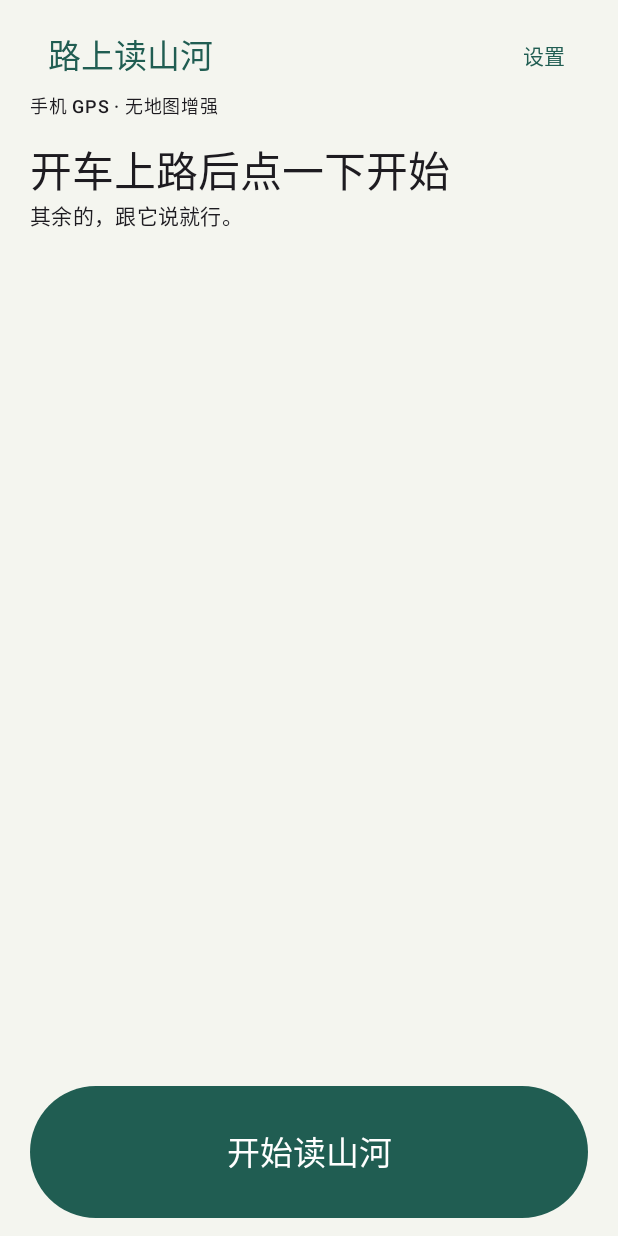
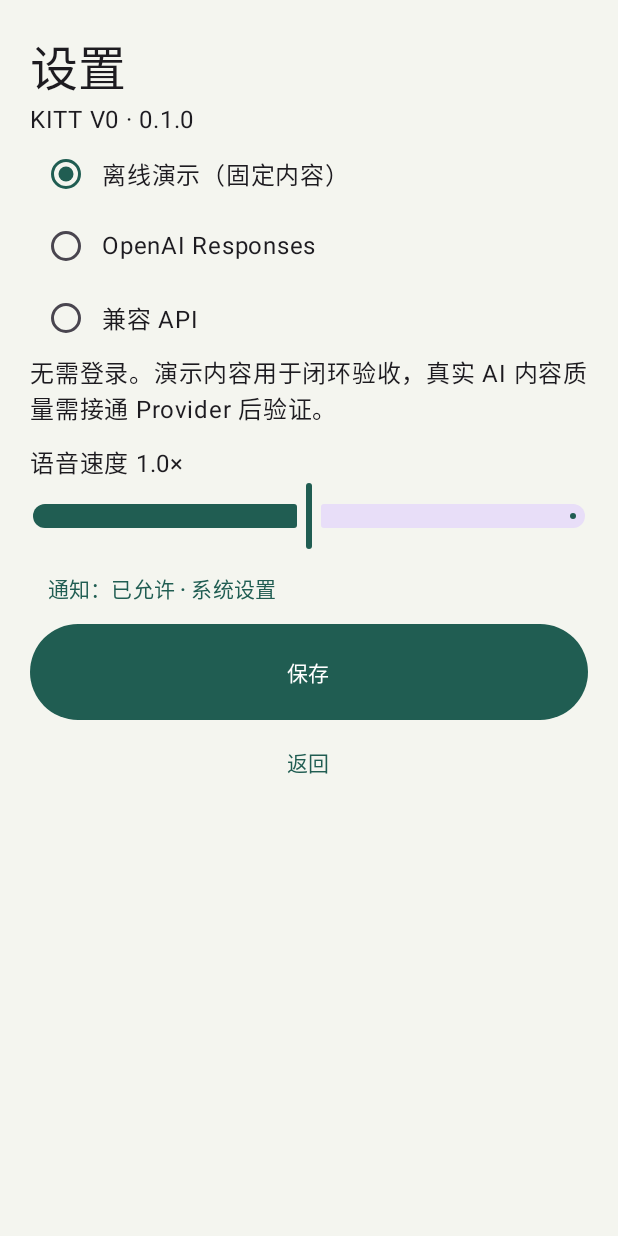
Before and after one commit to shimao1115/KITT, an Android app built with Jetpack Compose: the screen it shows after launch (MainActivity), after a tap on "设置", on a phone screen of 412 x 824 dp. Run offline under Robolectric (Android 15) with nearby library versions, the phone set to English and light mode, and no system bars.

Commit message:
D9: add provider controls and encrypted on-device credentials

```diff
--- a/app/src/main/AndroidManifest.xml
+++ b/app/src/main/AndroidManifest.xml
@@ -10,7 +10,7 @@
         <intent><action android:name="android.speech.RecognitionService" /></intent>
         <intent><action android:name="android.intent.action.TTS_SERVICE" /></intent>
     </queries>
-    <application android:name=".KittApp" android:theme="@style/AppTheme" android:label="路上读山河" android:allowBackup="false" android:supportsRtl="true">
+    <application android:name=".KittApp" android:theme="@style/AppTheme" android:label="路上读山河" android:icon="@drawable/ic_launcher" android:allowBackup="false" android:dataExtractionRules="@xml/data_extraction_rules" android:supportsRtl="true">
         <service android:name=".JourneyService" android:exported="false" android:foregroundServiceType="location" />
         <activity android:name=".MainActivity" android:exported="true">
             <intent-filter>
--- a/app/src/main/java/com/kitt/reader/KittRuntime.kt
+++ b/app/src/main/java/com/kitt/reader/KittRuntime.kt
@@ -10,6 +10,7 @@ class KittRuntime(private val context: Context, injectedVoice: VoicePort? = null
     val revision = mutableIntStateOf(0)
     val voice: VoicePort = injectedVoice ?: AndroidVoice(context)
     val store = TripStore(context)
+    val settings = SettingsStore(context)
     var recovery = store.recovery(); private set
     var resumeRequested = false
     val journey = Journey(System::currentTimeMillis, voice) {
@@ -17,18 +18,19 @@ class KittRuntime(private val context: Context, injectedVoice: VoicePort? = null
         checkpointIfChanged()
     }
     val pipeline = ContextPipeline()
-    var config = ProviderConfig()
+    var config = settings.read()
     val loop = DirectorLoop(journey, pipeline, scope, System::currentTimeMillis, {
         if (config.kind == ProviderKind.FAKE) FakeProvider() else ApiProvider(config)
     }) { Log.w("KITT", it) }
-    var simulation = false
-    var acceleration = 1.0
+    var simulation = settings.simulation
+    var acceleration = settings.acceleration
     var source: LocationSource? = null; private set
     var sourceNotice = ""; private set
     var summary: TripSummary? = null; private set
     private var ticker: Job? = null
     private var lastCheckpoint = ""
     var notificationChanged: (() -> Unit)? = null
+    init { (voice as? AndroidVoice)?.speechRate = settings.speechRate }
     val sourceLabel: String get() = if (simulation) "成都→绵阳 · 粗粒度模拟 / 80 km/h / ${acceleration.toInt()}×（非导航级）${sourceNotice}" else "手机 GPS · ${sourceNotice.ifBlank { "无地图增强" }}"
     fun start() {
         val saved = if (resumeRequested) recovery else null
@@ -61,12 +63,17 @@ class KittRuntime(private val context: Context, injectedVoice: VoicePort? = null
         notificationChanged?.invoke()
     }
     fun end() {
+        if (!journey.running && recovery == null) { stopSources(); return }
         if (journey.running) summary = journey.end()
         else recovery?.let { summary = TripSummary(it.started, System.currentTimeMillis(), it.destination, it.topics, 0) }
         stopSources(); recovery = null; resumeRequested = false
         summary?.let { store.finish(it) }; store.clearRecovery(); revision.intValue++
     }
     fun dismissSummary() { summary = null; revision.intValue++ }
+    fun developer(simulated: Boolean = simulation, speed: Double = acceleration) {
+        if (journey.running) return
+        simulation = simulated; acceleration = speed; settings.developer(simulation, acceleration); revision.intValue++
+    }
     fun checkpoint() { store.checkpoint(journey, simulation, acceleration, (source as? SimulatedLocationSource)?.travelMs ?: 0L) }
     private fun checkpointIfChanged() {
         // Ticks/GPS do not write a raw track. Only intent, quiet and topic summaries change this key.
--- a/app/src/main/java/com/kitt/reader/MainActivity.kt
+++ b/app/src/main/java/com/kitt/reader/MainActivity.kt
@@ -2,6 +2,7 @@ package com.kitt.reader
 
 import android.Manifest
 import android.content.Intent
+import android.provider.Settings
 import android.content.pm.PackageManager
 import android.os.Build
 import android.os.Bundle
@@ -16,6 +17,7 @@ import androidx.compose.runtime.*
 import androidx.compose.ui.Modifier
 import androidx.compose.ui.graphics.Color
 import androidx.core.content.ContextCompat
+import androidx.core.app.NotificationManagerCompat
 
 class MainActivity : ComponentActivity() {
     private val runtime get() = (application as KittApp).runtime
@@ -51,13 +53,22 @@ class MainActivity : ComponentActivity() {
         setContent {
             val r = runtime.revision.intValue
             var developer by remember { mutableStateOf(false) }; var taps by remember { mutableIntStateOf(0) }
+            var settings by remember { mutableStateOf(false) }
+            var unavailableSettings by remember { mutableStateOf(false) }
             MaterialTheme(colorScheme = if (isSystemInDarkTheme()) darkColorScheme(primary = Color(0xFF9BD2C0)) else
                 lightColorScheme(primary = Color(0xFF205D52), surface = Color(0xFFF4F5EF))) {
                 Surface(Modifier.fillMaxSize()) {
                     val summary = runtime.summary
-                    if (summary != null) EndScreen(summary, runtime.store, runtime::dismissSummary)
-                    else DrivingScreen(runtime.journey, runtime.sourceLabel, ::startJourney, runtime.loop::speak,
-                        ::endJourney, {}, { taps++; if (taps >= 5) { developer = true; taps = 0 } })
+                    if (settings) SettingsScreen(runtime, NotificationManagerCompat.from(this).areNotificationsEnabled(), {
+                        startActivity(Intent(Settings.ACTION_APP_NOTIFICATION_SETTINGS).putExtra(Settings.EXTRA_APP_PACKAGE, packageName))
+                    }, { settings = false })
+                    else if (summary != null) EndScreen(summary, runtime.store, runtime::dismissSummary)
+                    else DrivingScreen(runtime.journey, (if (runtime.config.kind == ProviderKind.FAKE) "离线演示 · " else "") + runtime.sourceLabel,
+                        ::startJourney, runtime.loop::speak, ::endJourney,
+                        { if (runtime.journey.running) unavailableSettings = true else settings = true },
+                        { taps++; if (taps >= 5) { developer = true; taps = 0 } })
+                    if (unavailableSettings) AlertDialog(onDismissRequest = { unavailableSettings = false },
+                        title = { Text("请结束旅程后调整设置") }, confirmButton = { TextButton({ unavailableSettings = false }) { Text("知道了") } })
                     if (runtime.recovery != null) AlertDialog(onDismissRequest = {}, title = { Text("继续刚才的旅程？") },
                         text = { Text("恢复旅程意图和临时偏好；从当前现场重新判断。") },
                         confirmButton = { TextButton({ runtime.resumeRequested = true; startJourney() }) { Text("继续") } },
@@ -65,8 +76,8 @@ class MainActivity : ComponentActivity() {
                     if (developer) AlertDialog(onDismissRequest = { developer = false }, title = { Text("开发模拟 · 非导航级") }, text = {
                         Column {
                             Text("成都→德阳→绵阳粗粒度 fixture；只替换位置来源。请先结束当前旅程，再切换。")
-                            Row { Text("模拟位置"); Switch(runtime.simulation, { if (!runtime.journey.running) { runtime.simulation = it; runtime.revision.intValue++ } }, enabled = !runtime.journey.running) }
-                            Row { listOf(1.0, 16.0, 60.0).forEach { speed -> TextButton({ if (!runtime.journey.running) { runtime.acceleration = speed; runtime.revision.intValue++ } }) { Text("${speed.toInt()}×") } } }
+                            Row { Text("模拟位置"); Switch(runtime.simulation, { runtime.developer(simulated = it) }, enabled = !runtime.journey.running) }
+                            Row { listOf(1.0, 16.0, 60.0).forEach { speed -> TextButton({ runtime.developer(speed = speed) }) { Text("${speed.toInt()}×") } } }
                             Text("当前 ${runtime.acceleration.toInt()}×；模拟速度 80 km/h")
                             Button({ developer = false; if (runtime.journey.running) endJourney() else startJourney() }) {
                                 Text(if (runtime.journey.running) "停止模拟 / 结束" else "开始")
--- /dev/null
+++ b/app/src/main/java/com/kitt/reader/SettingsScreen.kt
@@ -0,0 +1,62 @@
+package com.kitt.reader
+
+import androidx.compose.foundation.layout.*
+import androidx.compose.foundation.rememberScrollState
+import androidx.compose.foundation.verticalScroll
+import androidx.compose.material3.*
+import androidx.compose.runtime.*
+import androidx.compose.ui.Modifier
+import androidx.compose.ui.text.input.PasswordVisualTransformation
+import androidx.compose.ui.unit.dp
+
+@Composable
+fun SettingsScreen(runtime: KittRuntime, notificationEnabled: Boolean, onNotification: () -> Unit, onReturn: () -> Unit) {
+    var kind by remember { mutableStateOf(runtime.config.kind) }
+    var endpoint by remember { mutableStateOf(runtime.config.endpoint) }
+    var model by remember { mutableStateOf(runtime.config.model) }
+    var effort by remember { mutableStateOf(runtime.config.effort) }
+    var key by remember { mutableStateOf(runtime.config.apiKey) }
+    var rate by remember { mutableFloatStateOf(runtime.settings.speechRate) }
+    var message by remember { mutableStateOf("") }
+    val draft = ProviderConfig(kind, endpoint.trim(), model.trim(), effort, key.trim())
+    Column(Modifier.fillMaxSize().safeDrawingPadding().padding(20.dp).verticalScroll(rememberScrollState())) {
+        Text("设置", style = MaterialTheme.typography.headlineLarge)
+        Text("KITT V0 · ${BuildConfig.VERSION_NAME}")
+        ProviderKind.entries.forEach { choice ->
+            Row {
+                RadioButton(kind == choice, { kind = choice }); Text(when (choice) {
+                    ProviderKind.FAKE -> "离线演示（固定内容）"
+                    ProviderKind.OPENAI -> "OpenAI Responses"
+                    ProviderKind.COMPATIBLE -> "兼容 API"
+                }, Modifier.padding(top = 12.dp))
+            }
+        }
+        if (kind != ProviderKind.FAKE) {
+            Text(if (key.isBlank()) "认证状态：未配置" else "认证状态：已有本机 key（连接需测试）")
+            Text("请求包含当前位置概要与本次输入。密钥只在本机加密保存。")
+            OutlinedTextField(endpoint, { endpoint = it }, Modifier.fillMaxWidth(), label = { Text("API 地址（HTTPS，含 /v1）") }, singleLine = true)
+            OutlinedTextField(model, { model = it }, Modifier.fillMaxWidth(), label = { Text("模型") }, singleLine = true)
+            OutlinedTextField(key, { key = it }, Modifier.fillMaxWidth(), label = { Text("API key") }, visualTransformation = PasswordVisualTransformation(), singleLine = true)
+            if (draft.supportsEffort) {
+                Text("思考强度（Adapter 能力提示，以模型实际支持为准）")
+                Row { listOf("", "low", "medium", "high").forEach { value ->
+                    FilterChip(effort == value, { effort = value }, { Text(value.ifBlank { "默认" }) })
+                } }
+            }
+            if (runtime.settings.credentialUnavailable) Text("本机密钥无法解密，请重新填写。")
+        } else Text("无需登录。演示内容用于闭环验收，真实 AI 内容质量需接通 Provider 后验证。")
+        Spacer(Modifier.height(12.dp)); Text("语音速度 ${"%.1f".format(rate)}×")
+        Slider(rate, { rate = it }, valueRange = 0.5f..1.5f)
+        TextButton(onNotification) { Text("通知：${if (notificationEnabled) "已允许" else "未允许"} · 系统设置") }
+        Button({
+            val saved = runtime.settings.save(draft, rate)
+            if (saved.isSuccess) {
+                runtime.loop.cancel(); runtime.journey.invalidateProvider()
+                runtime.config = runtime.settings.read(); (runtime.voice as? AndroidVoice)?.speechRate = rate
+                runtime.revision.intValue++; message = "已保存"
+            } else message = saved.exceptionOrNull()?.message ?: "暂时无法保存"
+        }, Modifier.fillMaxWidth().height(64.dp)) { Text("保存") }
+        if (message.isNotBlank()) Text(message)
+        TextButton(onReturn, Modifier.fillMaxWidth().height(56.dp)) { Text("返回") }
+    }
+}
--- /dev/null
+++ b/app/src/main/java/com/kitt/reader/SettingsStore.kt
@@ -0,0 +1,63 @@
+package com.kitt.reader
+
+import android.content.Context
+import android.security.keystore.KeyGenParameterSpec
+import android.security.keystore.KeyProperties
+import java.security.KeyStore
+import javax.crypto.Cipher
+import javax.crypto.KeyGenerator
+import javax.crypto.SecretKey
+import javax.crypto.spec.GCMParameterSpec
+import java.util.Base64
+import java.net.URI
+
+interface SecretCipher { fun encrypt(text: String): String; fun decrypt(text: String): String }
+class AndroidKeyCipher : SecretCipher {
+    private fun key(): SecretKey {
+        val store = KeyStore.getInstance("AndroidKeyStore").apply { load(null) }
+        (store.getKey(ALIAS, null) as? SecretKey)?.let { return it }
+        return KeyGenerator.getInstance(KeyProperties.KEY_ALGORITHM_AES, "AndroidKeyStore").apply {
+            init(KeyGenParameterSpec.Builder(ALIAS, KeyProperties.PURPOSE_ENCRYPT or KeyProperties.PURPOSE_DECRYPT)
+                .setBlockModes(KeyProperties.BLOCK_MODE_GCM).setEncryptionPaddings(KeyProperties.ENCRYPTION_PADDING_NONE).build())
+        }.generateKey()
+    }
+    override fun encrypt(text: String): String {
+        val cipher = Cipher.getInstance("AES/GCM/NoPadding").apply { init(Cipher.ENCRYPT_MODE, key()) }
+        return Base64.getEncoder().encodeToString(cipher.iv + cipher.doFinal(text.toByteArray(Charsets.UTF_8)))
+    }
+    override fun decrypt(text: String): String {
+        val data = Base64.getDecoder().decode(text); require(data.size >= 28)
+        val cipher = Cipher.getInstance("AES/GCM/NoPadding").apply { init(Cipher.DECRYPT_MODE, key(), GCMParameterSpec(128, data.copyOfRange(0, 12))) }
+        return cipher.doFinal(data.copyOfRange(12, data.size)).toString(Charsets.UTF_8)
+    }
+    companion object { private const val ALIAS = "com.kitt.reader.provider-key" }
+}
+class SettingsStore(context: Context, private val secrets: SecretCipher = AndroidKeyCipher()) {
+    private val prefs = context.getSharedPreferences("settings", Context.MODE_PRIVATE)
+    var credentialUnavailable = false; private set
+    fun read(): ProviderConfig {
+        val key = prefs.getString("credential", "").orEmpty()
+        val plain = if (key.isBlank()) "" else runCatching { secrets.decrypt(key) }.getOrElse { credentialUnavailable = true; "" }
+        return ProviderConfig(runCatching { ProviderKind.valueOf(prefs.getString("provider", "FAKE")!!) }.getOrDefault(ProviderKind.FAKE),
+            prefs.getString("endpoint", "https://api.openai.com/v1").orEmpty(), prefs.getString("model", "gpt-4.1-mini").orEmpty(),
+            prefs.getString("effort", "").orEmpty(), plain)
+    }
+    fun save(config: ProviderConfig, speechRate: Float): Result<Unit> = runCatching {
+        val uri = URI(config.endpoint)
+        require(uri.scheme == "https" && !uri.host.isNullOrBlank() && uri.userInfo == null && uri.query == null && uri.fragment == null) { "请输入有效的 HTTPS API 地址。" }
+        require(config.kind == ProviderKind.FAKE || config.model.isNotBlank()) { "请填写模型名称。" }
+        require(config.kind == ProviderKind.FAKE || config.apiKey.isNotBlank()) { "请填写 API key。" }
+        require(config.effort in setOf("", "low", "medium", "high")) { "不支持的思考强度。" }
+        val encrypted = if (config.apiKey.isBlank()) "" else secrets.encrypt(config.apiKey)
+        check(prefs.edit().putString("provider", config.kind.name).putString("endpoint", config.endpoint.trimEnd('/'))
+            .putString("model", config.model.trim()).putString("effort", if (config.supportsEffort) config.effort else "")
+            .putString("credential", encrypted).putFloat("speech_rate", speechRate.coerceIn(0.5f, 1.5f)).commit()) { "暂时无法保存设置。" }
+        credentialUnavailable = false
+    }
+    val speechRate get() = prefs.getFloat("speech_rate", 1.0f)
+    val simulation get() = prefs.getBoolean("simulation", false)
+    val acceleration get() = prefs.getFloat("acceleration", 1.0f).toDouble().coerceIn(1.0, 120.0)
+    fun developer(simulation: Boolean, acceleration: Double) {
+        prefs.edit().putBoolean("simulation", simulation).putFloat("acceleration", acceleration.toFloat()).apply()
+    }
+}
--- /dev/null
+++ b/app/src/main/res/drawable/ic_launcher.xml
@@ -0,0 +1,5 @@
+<vector xmlns:android="http://schemas.android.com/apk/res/android" android:width="108dp" android:height="108dp" android:viewportWidth="108" android:viewportHeight="108">
+    <path android:fillColor="#205D52" android:pathData="M0,0H108V108H0Z" />
+    <path android:fillColor="#F4F5EF" android:pathData="M20,78L40,36L54,56L70,24L90,78Z" />
+    <path android:fillColor="#9BD2C0" android:pathData="M44,78L54,60L64,78Z" />
+</vector>
--- /dev/null
+++ b/app/src/main/res/xml/data_extraction_rules.xml
@@ -0,0 +1,4 @@
+<data-extraction-rules>
+    <cloud-backup><exclude domain="root" path="." /><exclude domain="file" path="." /><exclude domain="sharedpref" path="." /></cloud-backup>
+    <device-transfer><exclude domain="root" path="." /><exclude domain="file" path="." /><exclude domain="sharedpref" path="." /></device-transfer>
+</data-extraction-rules>
```
Also changed, not shown: 1 other file.
